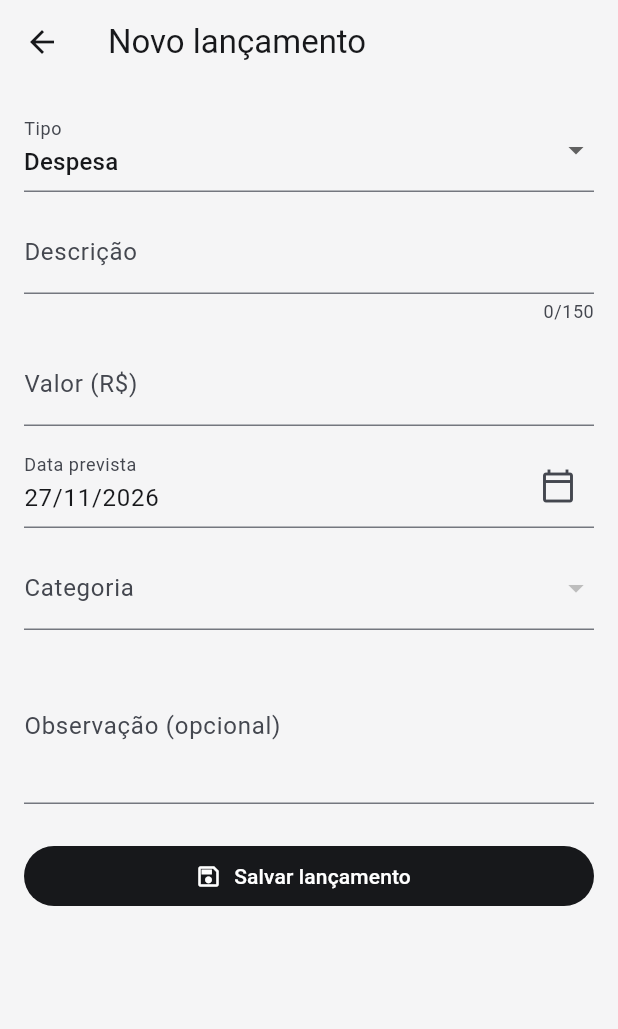
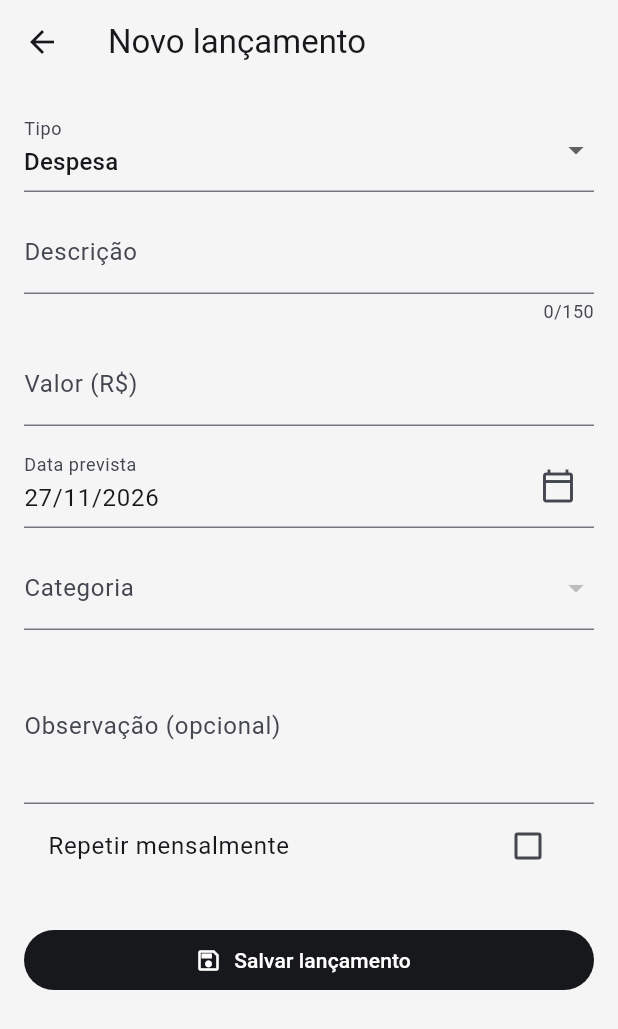
Before and after one commit to euKelsey/Controle-Financeiro-Android, a Flutter app: the LancamentoFormScreen screen opened directly with empty values, on a phone screen of 412 x 824 dp. Shown: the top 1029 px of the screen. Run offline on Flutter 3.47's test engine with Material 3 defaults, Android fonts, the phone set to English and light mode, and no system bars; our stand-ins replace shared_preferences, sqflite; accounts and stored records are empty.

Commit message:
Integra recorrencias mensais ao cadastro e consultas

```diff
--- a/lib/screens/lancamento_form_screen.dart
+++ b/lib/screens/lancamento_form_screen.dart
@@ -32,6 +32,10 @@ class _LancamentoFormScreenState extends State<LancamentoFormScreen> {
   late Future<List<CategoriaModel>> _categorias;
   int? _categoriaId;
   bool _salvando = false;
+  bool _repetir = false;
+  bool _limitado = false;
+  bool _futuros = false;
+  final _meses = TextEditingController(text: '12');
 
   @override
   void initState() {
@@ -136,7 +140,16 @@ class _LancamentoFormScreenState extends State<LancamentoFormScreen> {
     try {
       final valor = _valorCentavos(_valor.text)!;
       final existente = widget.lancamento;
-      if (existente == null) {
+      if (existente == null && _repetir) {
+        await widget.service.cadastrarRecorrencia(tipo: _tipo, descricao: _descricao.text,
+          valor: valor, categoriaId: _categoriaId!, data: _dataIso(_data.text),
+          quantidadeMeses: _limitado ? int.parse(_meses.text) : null,
+          observacao: _observacao.text.trim());
+      } else if (existente?.origem == 'RECORRENCIA') {
+        await widget.service.editarRecorrencia(id: existente!.id!, tipo: _tipo,
+          descricao: _descricao.text, valor: valor, categoriaId: _categoriaId!,
+          data: _dataIso(_data.text), futuros: _futuros, observacao: _observacao.text.trim());
+      } else if (existente == null) {
         await widget.service.cadastrarLancamento(
           tipo: _tipo,
           descricao: _descricao.text,
@@ -176,6 +189,7 @@ class _LancamentoFormScreenState extends State<LancamentoFormScreen> {
     _valor.dispose();
     _data.dispose();
     _observacao.dispose();
+    _meses.dispose();
     super.dispose();
   }
 
@@ -296,6 +310,31 @@ class _LancamentoFormScreenState extends State<LancamentoFormScreen> {
               ),
               maxLines: 3,
             ),
+            if (!editando) ...[
+              CheckboxListTile(
+                title: const Text('Repetir mensalmente'),
+                value: _repetir,
+                onChanged: _salvando ? null : (v) => setState(() => _repetir = v ?? false),
+              ),
+              if (_repetir) ...[
+                SwitchListTile(title: const Text('Definir quantidade de meses'),
+                  value: _limitado, onChanged: _salvando ? null : (v) => setState(() => _limitado = v)),
+                if (_limitado) TextFormField(
+                  controller: _meses, decoration: const InputDecoration(labelText: 'Quantidade de meses'),
+                  keyboardType: TextInputType.number,
+                  inputFormatters: [FilteringTextInputFormatter.digitsOnly],
+                  validator: (v) {
+                    final n = int.tryParse(v ?? '');
+                    return n == null || n < 1 || n > 600 ? 'Informe de 1 a 600 meses.' : null;
+                  },
+                ),
+                const Text('O primeiro mês está incluído. As ocorrências são previsões mensais.'),
+              ],
+            ],
+            if (widget.lancamento?.origem == 'RECORRENCIA')
+              CheckboxListTile(title: const Text('Aplicar também aos próximos meses'),
+                subtitle: const Text('A data alterada vale somente para este mês.'),
+                value: _futuros, onChanged: _salvando ? null : (v) => setState(() => _futuros = v ?? false)),
             const SizedBox(height: 24),
             FilledButton.icon(
               onPressed: _salvando ? null : _salvar,
```
